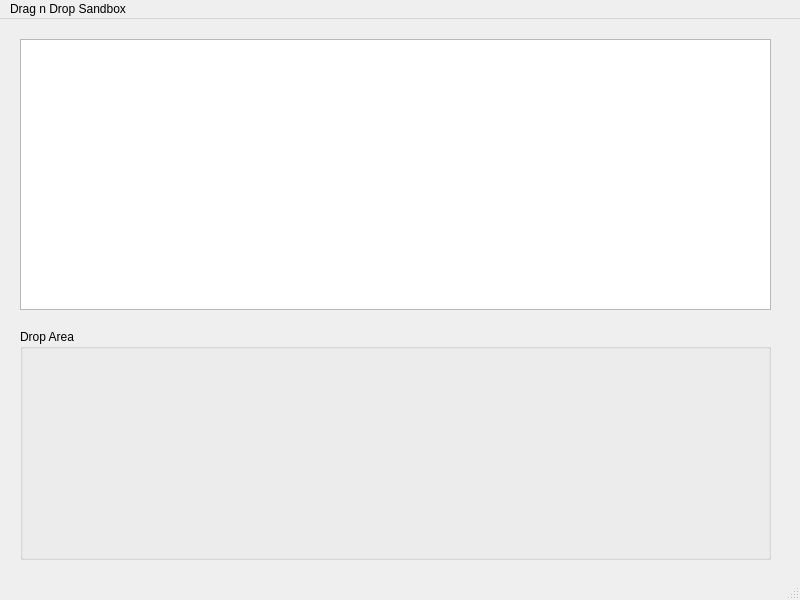
Old version of the form DragDropSandbox/dragdropsandbox.ui in the repository waxspin/DragDropSandbox.
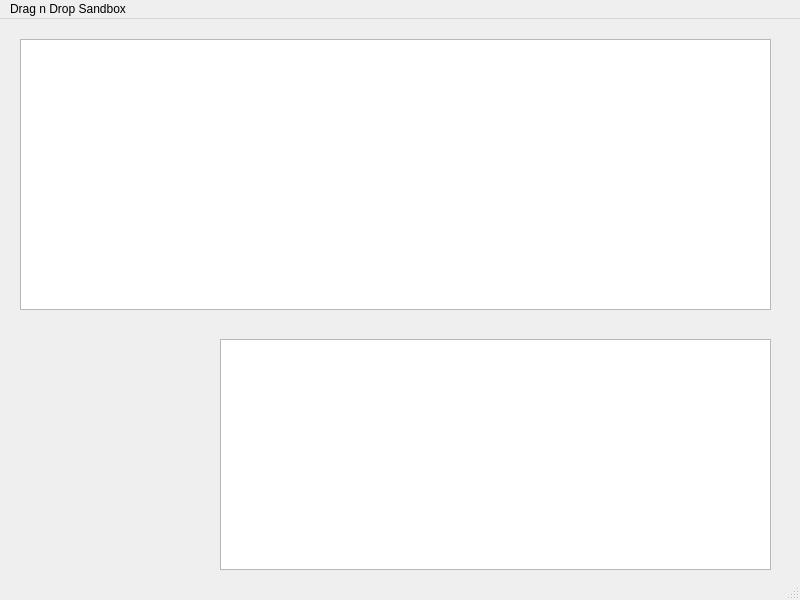
New version of the form.

Commit message: Added list view for drop area.

```diff
--- a/DragDropSandbox/dragdropsandbox.ui
+++ b/DragDropSandbox/dragdropsandbox.ui
@@ -14,22 +14,6 @@
    <string>MainWindow</string>
   </property>
   <widget class="QWidget" name="centralwidget">
-   <widget class="QGroupBox" name="groupBox">
-    <property name="geometry">
-     <rect>
-      <x>20</x>
-      <y>310</y>
-      <width>751</width>
-      <height>231</height>
-     </rect>
-    </property>
-    <property name="acceptDrops">
-     <bool>true</bool>
-    </property>
-    <property name="title">
-     <string>Drop Area</string>
-    </property>
-   </widget>
    <widget class="QListWidget" name="listWidget">
     <property name="geometry">
      <rect>
@@ -43,6 +27,37 @@
      <bool>true</bool>
     </property>
    </widget>
+   <widget class="QWidget" name="horizontalLayoutWidget">
+    <property name="geometry">
+     <rect>
+      <x>20</x>
+      <y>320</y>
+      <width>751</width>
+      <height>231</height>
+     </rect>
+    </property>
+    <layout class="QHBoxLayout" name="horizontalLayout">
+     <item>
+      <spacer name="horizontalSpacer">
+       <property name="orientation">
+        <enum>Qt::Horizontal</enum>
+       </property>
+       <property name="sizeType">
+        <enum>QSizePolicy::Fixed</enum>
+       </property>
+       <property name="sizeHint" stdset="0">
+        <size>
+         <width>200</width>
+         <height>20</height>
+        </size>
+       </property>
+      </spacer>
+     </item>
+     <item>
+      <widget class="QListView" name="listView"/>
+     </item>
+    </layout>
+   </widget>
   </widget>
   <widget class="QMenuBar" name="menubar">
    <property name="geometry">
```
The commit also changes 8 other files.
